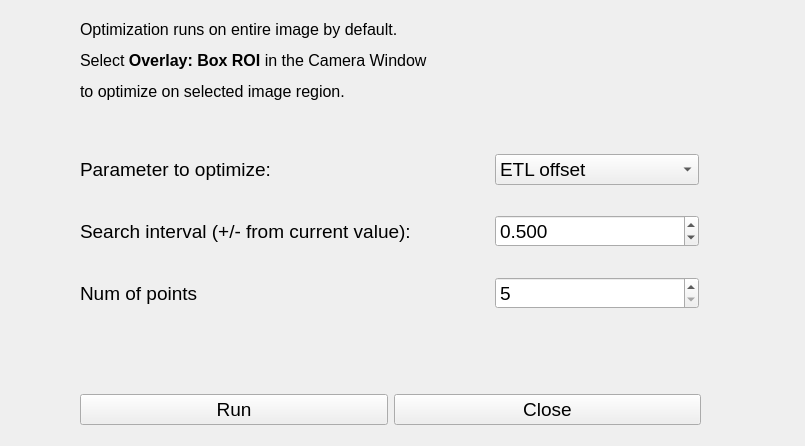
First picture: the form in mesoSPIM/gui/mesoSPIM_Optimizer.ui, repository mesoSPIM/mesoSPIM-control, before the edit.
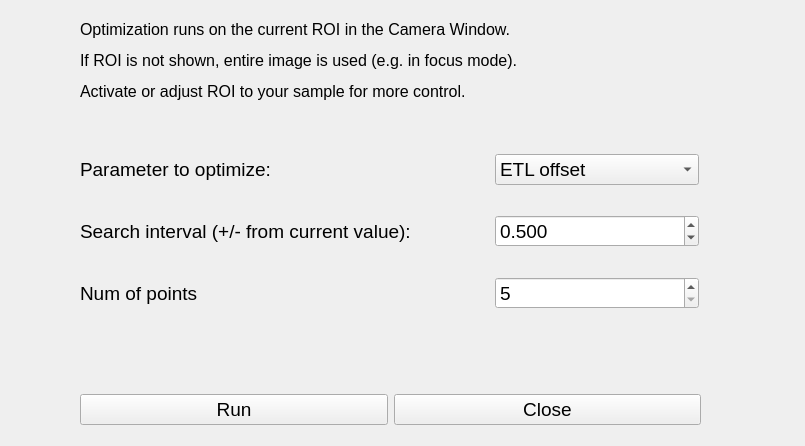
Second picture: the form after the edit.

Commit message:
added ROI management, clipping negative ETL amplitudes
vertical or horizontal ROIs are on, depending on Optimizer mode.
Richer status messages and debugging information is displayed.

The edit to the form file:
```diff
--- a/mesoSPIM/gui/mesoSPIM_Optimizer.ui
+++ b/mesoSPIM/gui/mesoSPIM_Optimizer.ui
@@ -181,7 +181,7 @@
     </font>
    </property>
    <property name="text">
-    <string>&lt;html&gt;&lt;head/&gt;&lt;body&gt;&lt;p&gt;&lt;span style=&quot; font-size:12pt;&quot;&gt;Optimization runs on entire image by default.&lt;/span&gt;&lt;/p&gt;&lt;p&gt;&lt;span style=&quot; font-size:12pt;&quot;&gt;Select &lt;/span&gt;&lt;span style=&quot; font-size:12pt; font-weight:600;&quot;&gt;Overlay: Box ROI&lt;/span&gt;&lt;span style=&quot; font-size:12pt;&quot;&gt; in the Camera Window &lt;/span&gt;&lt;/p&gt;&lt;p&gt;&lt;span style=&quot; font-size:12pt;&quot;&gt;to optimize on selected image region.&lt;/span&gt;&lt;/p&gt;&lt;/body&gt;&lt;/html&gt;</string>
+    <string>&lt;html&gt;&lt;head/&gt;&lt;body&gt;&lt;p&gt;&lt;span style=&quot; font-size:12pt;&quot;&gt;Optimization runs on the current ROI in the Camera Window.&lt;/span&gt;&lt;/p&gt;&lt;p&gt;&lt;span style=&quot; font-size:12pt;&quot;&gt;If ROI is not shown, entire image is used (e.g. in focus mode). &lt;/span&gt;&lt;/p&gt;&lt;p&gt;&lt;span style=&quot; font-size:12pt;&quot;&gt;Activate or adjust ROI to your sample for more control.&lt;/span&gt;&lt;/p&gt;&lt;/body&gt;&lt;/html&gt;</string>
    </property>
   </widget>
  </widget>
```
The commit also changes 2 other files.
